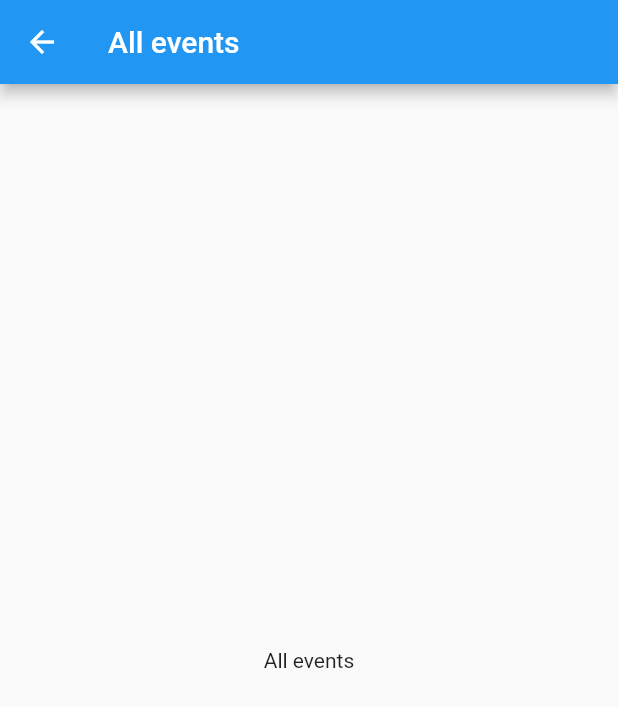
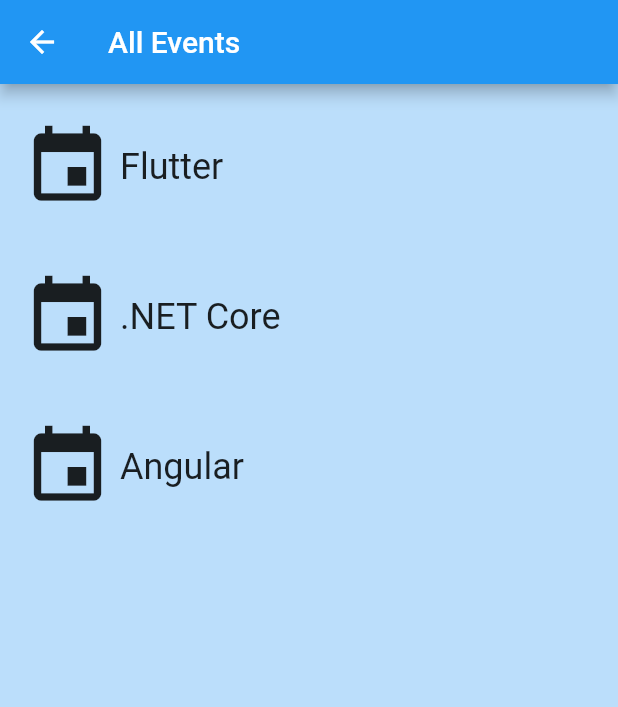
Before and after one commit to Petrol-/flutter-event, a Flutter app: the AllEvents screen opened directly, on a phone screen of 412 x 824 dp. Shown: the top 707 px of the screen. Run offline on Flutter 3.47's test engine with Material 2 defaults, Android fonts, the phone set to English and light mode, and no system bars.

Commit message:
l'ajout de la page all_events et la class event

```diff
--- /dev/null
+++ b/lib/all_events.dart
@@ -0,0 +1,67 @@
+// Copyright 2018 The Chromium Authors. All rights reserved.
+// Use of this source code is governed by a BSD-style license that can be
+// found in the LICENSE file.
+
+// You can read about packages here: https://flutter.io/using-packages/
+import 'package:flutter/material.dart';
+import './event.dart';
+
+
+final List<Event> _eventList = new List<Event>();
+
+/// The function that is called when main.dart is run.
+/*void main() {
+  init();
+  print(_listEvent);
+  runApp(UnitConverterApp());
+}*/
+void loadDate() {
+  _eventList.clear();
+// ignore: missing_function_parameters, duplicate_definition, missing_function_body, expected_executable
+  _eventList.add(new Event(
+      title: 'Flutter',
+      state: EventSate.done,
+      description: "Initiation à flutter",
+      iconLocation: Icons.event));
+  _eventList.add(new Event(
+      title: '.NET Core',
+      state: EventSate.notStarted,
+      description: ".NET Core notions avancées",
+      iconLocation: Icons.event));
+  _eventList.add(new Event(
+      title: 'Angular',
+      state: EventSate.notStarted,
+      description: "les nouveautées de angular 7",
+      iconLocation: Icons.event));
+}
+
+/// This widget is the root of our application.
+/// Currently, we just show one widget in our app.
+class AllEvents extends StatelessWidget {
+  @override
+  Widget build(BuildContext context) {
+    loadDate();
+    return Scaffold(
+      appBar: AppBar(
+        title: Text('All Events'),
+      ),
+      backgroundColor: Colors.blue[100],
+      body: Padding(
+        padding: const EdgeInsets.all(5.0),
+        child: Center(
+          child: EventList(),
+        ),
+      ),
+    );
+  }
+}
+
+class EventList extends StatelessWidget {
+  @override
+  Widget build(BuildContext context) {
+    return ListView.builder(
+      itemBuilder: (BuildContext context, int index) => _eventList[index],
+      itemCount: _eventList.length,
+    );
+  }
+}
--- /dev/null
+++ b/lib/event.dart
@@ -0,0 +1,69 @@
+import 'package:flutter/material.dart';
+
+
+final _rowHeight = 100.0;
+final _borderRadius = BorderRadius.circular(_rowHeight / 2);
+
+enum EventSate{
+  done,
+  notStarted
+}
+
+class Event extends StatelessWidget {
+  final String title;
+  final EventSate state;
+  final String description;
+  final IconData iconLocation;
+
+  const Event({
+    Key key,
+    @required this.title,
+    @required this.state,
+    @required this.description,
+    @required this.iconLocation,
+  })  : assert(title != null),
+        assert(description != null),
+        assert(state != null),
+        assert(iconLocation != null),
+        super(key: key);
+
+  @override
+  Widget build(BuildContext context) {
+    return Material(
+      color: Colors.transparent,
+      child: Container(
+        height: _rowHeight,
+        child: InkWell(
+          borderRadius: _borderRadius,
+          highlightColor: Colors.blue[300],
+          splashColor: Colors.blue[300],
+          onTap: () {
+            print('I was tapped!');
+          },
+          child: Padding(
+            padding: EdgeInsets.all(5.0),
+            child: Row(
+              crossAxisAlignment: CrossAxisAlignment.stretch,
+              children: [
+                Padding(
+                  padding: EdgeInsets.all(5.0),
+                  child: Icon(
+                    iconLocation,
+                    size: 60.0,
+                  ),
+                ),
+                Center(
+                  child: Text(
+                    title,
+                    textAlign: TextAlign.center,
+                    style: Theme.of(context).textTheme.headline,
+                  ),
+                ),
+              ],
+            ),
+          ),
+        ),
+      ),
+    );
+  }
+}
--- a/lib/home.dart
+++ b/lib/home.dart
@@ -1,5 +1,6 @@
 import 'package:flutter/material.dart';
 import './main.dart';
+import './all_events.dart';
 
 class HomePage extends StatelessWidget {
   @override
--- a/lib/main.dart
+++ b/lib/main.dart
@@ -1,7 +1,7 @@
 import 'package:flutter/material.dart';
 import './login.dart';
 
-void main() => runApp(MainPage());
+void main ()=> runApp(MainPage());
 
 class MainPage extends StatelessWidget {
   @override
@@ -18,27 +18,13 @@ class MainPage extends StatelessWidget {
   }
 }
 
-class AllEvents extends StatelessWidget {
-  @override
-  Widget build(BuildContext context) {
-    return Scaffold(
-      appBar: AppBar(
-        title: Text('All events'),
-      ),
-      body: Center(
-        child: Text('All events'),
-      ),
-    );
-  }
-}
-
 class UpcomingEvents extends StatelessWidget {
   @override
   Widget build(BuildContext context) {
     return Scaffold(
       appBar: AppBar(
-          title: Text('Upcoming events'),
-        ),
+        title: Text('Upcoming events'),
+      ),
       body: Center(
         child: Text('Upcoming evenst'),
       ),
```
